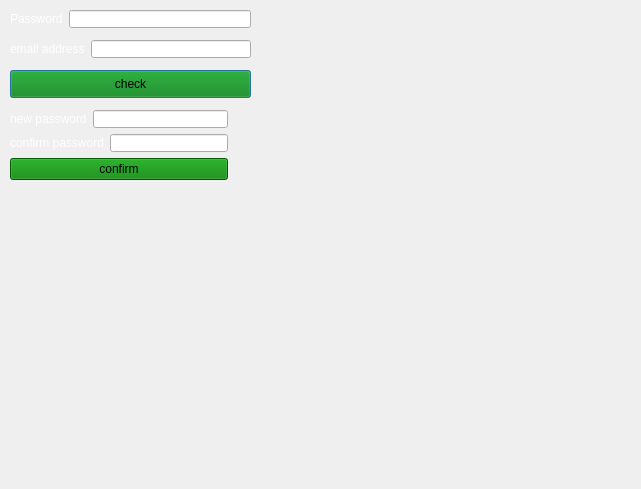
This is forgotmypassword.ui in ErfanGerami/AP-Project as Qt 5 draws it before an edit. The edited form follows.
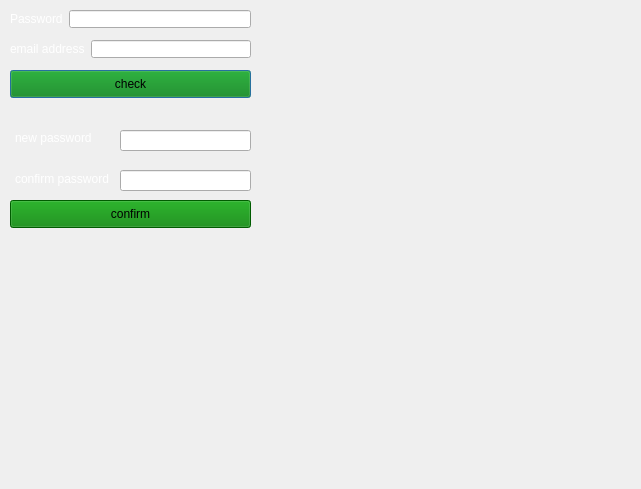
This is the edited form. Icons and pictures are not drawn.

Commit message: adding card class and some animations

```diff
--- a/forgotmypassword.ui
+++ b/forgotmypassword.ui
@@ -111,24 +111,57 @@
     <string>check</string>
    </property>
   </widget>
-  <widget class="QWidget" name="formLayoutWidget">
+  <widget class="QPushButton" name="confirm">
    <property name="geometry">
     <rect>
      <x>10</x>
-     <y>110</y>
+     <y>200</y>
      <width>241</width>
-     <height>151</height>
+     <height>28</height>
     </rect>
    </property>
-   <layout class="QFormLayout" name="formLayout">
-    <item row="0" column="0">
-     <layout class="QVBoxLayout" name="verticalLayout_3">
-      <item>
-       <layout class="QVBoxLayout" name="verticalLayout_2">
-        <item>
-         <layout class="QHBoxLayout" name="horizontalLayout_3">
-          <item>
+   <property name="styleSheet">
+    <string notr="true">#confirm{background-color:green;opacity: 0.5;;}
+</string>
+   </property>
+   <property name="text">
+    <string>confirm</string>
+   </property>
+  </widget>
+  <widget class="QLineEdit" name="passL">
+   <property name="geometry">
+    <rect>
+     <x>120</x>
+     <y>130</y>
+     <width>131</width>
+     <height>21</height>
+    </rect>
+   </property>
+   <property name="font">
+    <font>
+     <italic>true</italic>
+    </font>
+   </property>
+   <property name="styleSheet">
+    <string notr="true">#passL{border-image:
+url(:/images/images/gameground.png);
+padding-left:10px;
+
+}</string>
+   </property>
+   <property name="cursorPosition">
+    <number>0</number>
+   </property>
+  </widget>
            <widget class="QLabel" name="pass">
+   <property name="geometry">
+    <rect>
+     <x>15</x>
+     <y>120</y>
+     <width>101</width>
+     <height>36</height>
+    </rect>
+   </property>
             <property name="styleSheet">
              <string notr="true">#pass{color:white;}</string>
             </property>
@@ -136,16 +169,22 @@
              <string>new password</string>
             </property>
            </widget>
-          </item>
-          <item>
-           <widget class="QLineEdit" name="passL">
+  <widget class="QLineEdit" name="confirm_passL">
+   <property name="geometry">
+    <rect>
+     <x>120</x>
+     <y>170</y>
+     <width>131</width>
+     <height>21</height>
+    </rect>
+   </property>
             <property name="font">
              <font>
               <italic>true</italic>
              </font>
             </property>
             <property name="styleSheet">
-             <string notr="true">#passL{border-image:
+    <string notr="true">#confirm_passL{border-image:
 url(:/images/images/gameground.png);
 padding-left:10px;
 
@@ -155,58 +194,21 @@
              <number>0</number>
             </property>
            </widget>
-          </item>
-         </layout>
-        </item>
-        <item>
-         <layout class="QHBoxLayout" name="horizontalLayout_4">
-          <item>
            <widget class="QLabel" name="confirm_pass">
+   <property name="geometry">
+    <rect>
+     <x>15</x>
+     <y>160</y>
+     <width>111</width>
+     <height>37</height>
+    </rect>
+   </property>
             <property name="styleSheet">
              <string notr="true">#confirm_pass{color:white;}</string>
             </property>
             <property name="text">
              <string>confirm password</string>
             </property>
-           </widget>
-          </item>
-          <item>
-           <widget class="QLineEdit" name="confirm_passL">
-            <property name="font">
-             <font>
-              <italic>true</italic>
-             </font>
-            </property>
-            <property name="styleSheet">
-             <string notr="true">#confirm_passL{border-image:
-url(:/images/images/gameground.png);
-padding-left:10px;
-
-}</string>
-            </property>
-            <property name="cursorPosition">
-             <number>0</number>
-            </property>
-           </widget>
-          </item>
-         </layout>
-        </item>
-       </layout>
-      </item>
-      <item>
-       <widget class="QPushButton" name="confirm">
-        <property name="styleSheet">
-         <string notr="true">#confirm{background-color:green;opacity: 0.5;;}
-</string>
-        </property>
-        <property name="text">
-         <string>confirm</string>
-        </property>
-       </widget>
-      </item>
-     </layout>
-    </item>
-   </layout>
   </widget>
  </widget>
  <resources/>
```
Lines whose indentation alone changed are shown as unchanged. The commit also changes 15 other files.
